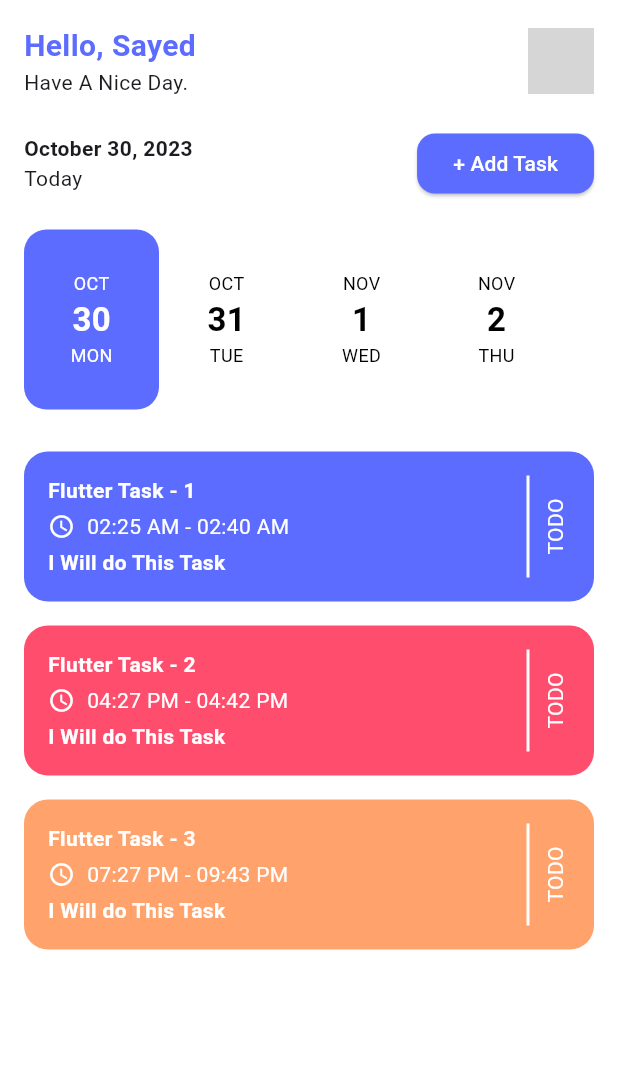
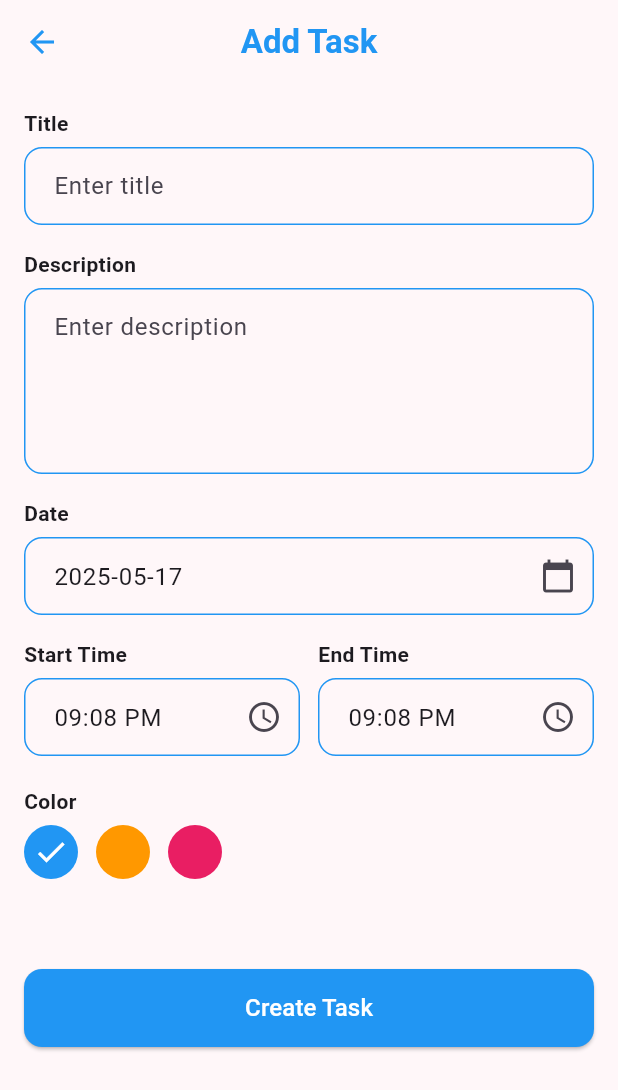
Before and after one commit to ahmedyounis44/Taskati_App, a Flutter app: the HomeScreen screen opened directly, after a tap on "+ Add Task", on a phone screen of 412 x 824 dp. Shown: the top 1090 px of the screen. Run offline on Flutter 3.47's test engine with Material 3 defaults, Android fonts, the phone set to English and light mode, and no system bars; our stand-ins replace image_picker, lottie; network calls fail; grey boxes are pictures that could not be loaded.

Commit message:
add taskscreen

```diff
--- /dev/null
+++ b/lib/Screens/add_task_screen.dart
@@ -0,0 +1,179 @@
+import 'package:flutter/material.dart';
+import 'package:flutter_tasks_app/Services/validator_service.dart';
+import 'package:flutter_tasks_app/Widgets/task_color.dart';
+import 'package:flutter_tasks_app/Widgets/task_lable.dart';
+import 'package:flutter_tasks_app/Widgets/task_textfield.dart';
+
+class AddTaskScreen extends StatefulWidget {
+ const  AddTaskScreen({super.key});
+
+
+
+  @override
+  State<AddTaskScreen> createState() => _AddTaskScreenState();
+}
+
+class _AddTaskScreenState extends State<AddTaskScreen> {
+  final titleCtrl = TextEditingController();
+  final descCtrl = TextEditingController();
+  final dateCtrl = TextEditingController(text: '2025-05-17');
+  final startTimeCtrl = TextEditingController(text: '09:08 PM');
+  final endTimeCtrl = TextEditingController(text: '09:08 PM');
+
+  int selectedColor = 0;
+ final _formKey=GlobalKey<FormState>();
+  @override
+  Widget build(BuildContext context) {
+    return Scaffold(
+      backgroundColor: const Color(0xFFFFF7F9),
+      appBar: AppBar(
+        backgroundColor: Colors.transparent,
+        elevation: 0,
+        leading: const BackButton(color: Colors.blue),
+        title: const Text(
+          'Add Task',
+          style: TextStyle(color: Colors.blue, fontWeight: FontWeight.bold),
+        ),
+        centerTitle: true,
+      ),
+      body: Padding(
+        padding: const EdgeInsets.all(16),
+        child: SingleChildScrollView(
+          child: Form(
+            autovalidateMode:AutovalidateMode.onUserInteraction,
+            key: _formKey,
+            child: Column(
+              crossAxisAlignment: CrossAxisAlignment.start,
+              children: [
+                TaskLable(text: 'Title'),
+                TaskTextfield(
+                  hint: 'Enter title',
+                  controller: titleCtrl,
+                  validate:ValidatorService.validateTitle ,
+
+                ),
+
+                const SizedBox(height: 16),
+                TaskLable(text: 'Description'),
+                TaskTextfield(
+                  hint: 'Enter description',
+                  controller: descCtrl,
+                  maxLines: 4,
+                   validate:ValidatorService.validateDes,
+                ),
+
+                const SizedBox(height: 16),
+                TaskLable(text: 'Date'),
+                TaskTextfield(
+                  hint: '',
+                  controller: dateCtrl,
+                  readOnly: true,
+                  suffixIcon: const Icon(Icons.calendar_today),
+                  onTap: () {
+                    showDatePicker(context: context, firstDate: DateTime.now(),
+                    lastDate: DateTime.now().add(Duration(days: 90)));
+                  },
+                ),
+
+                const SizedBox(height: 16),
+                Row(
+                  children: [
+                    Expanded(
+                      child: Column(
+                        crossAxisAlignment: CrossAxisAlignment.start,
+                        children: [
+                          TaskLable(text: 'Start Time'),
+                          TaskTextfield(
+                            hint: '',
+                            controller: startTimeCtrl,
+                            readOnly: true,
+                            suffixIcon: const Icon(Icons.access_time),
+                            onTap: () {
+                              showTimePicker(context: context, initialTime:TimeOfDay.now());
+                            },
+                          ),
+                        ],
+                      ),
+                    ),
+                    const SizedBox(width: 12),
+                    Expanded(
+                      child: Column(
+                        crossAxisAlignment: CrossAxisAlignment.start,
+                        children: [
+                          TaskLable(text: 'End Time'),
+                          TaskTextfield(
+                            hint: '',
+                            controller: endTimeCtrl,
+                            readOnly: true,
+                            suffixIcon: const Icon(Icons.access_time),
+                            onTap: () {
+                              showTimePicker(context: context, initialTime:TimeOfDay.now());
+                            },
+                          ),
+                        ],
+                      ),
+                    ),
+                  ],
+                ),
+
+                const SizedBox(height: 20),
+                TaskLable(text: 'Color'),
+                Row(
+                  children: List.generate(3, (index) {
+                    final colors = [
+                      Colors.blue,
+                      Colors.orange,
+                      Colors.pink,
+                    ];
+
+                  return  TaskColor(color: colors[index] ,
+                    selectedColor: selectedColor == index,
+                    onTap: () {
+                      setState(() => selectedColor = index);
+                    },);
+
+
+                  }),
+                ),
+                 const SizedBox(height: 60),
+                //const Spacer(),
+                SizedBox(
+                  width: double.infinity,
+                  height: 52,
+                  child: ElevatedButton(
+                    style: ElevatedButton.styleFrom(
+                      backgroundColor: Colors.blue,
+                      shape: RoundedRectangleBorder(
+                        borderRadius: BorderRadius.circular(12),
+                      ),
+                    ),
+                    onPressed: () {
+                      _submitForm();
+                    },
+                    child: const Text(
+                      'Create Task',
+                      style: TextStyle(fontSize: 16, color: Colors.white),
+                    ),
+                  ),
+                ),
+              ],
+            ),
+          ),
+        ),
+      ),
+    );
+  }
+ void _submitForm() {
+    if (_formKey.currentState!.validate()) {
+      ScaffoldMessenger.of(context).showSnackBar(
+        const SnackBar(
+          content: Text('Form is valid'),
+          duration: Duration(seconds: 3),
+        ),
+      );
+
+
+    }
+  }
+
+}
--- a/lib/Screens/home_screen.dart
+++ b/lib/Screens/home_screen.dart
@@ -1,4 +1,5 @@
 import 'package:flutter/material.dart';
+import 'package:flutter_tasks_app/Screens/add_task_screen.dart';
 import 'package:flutter_tasks_app/Widgets/datecard.dart';
 import 'package:flutter_tasks_app/Widgets/taskcard.dart';
 
@@ -63,7 +64,11 @@ class HomeScreen extends StatelessWidget {
                         borderRadius: BorderRadius.circular(12),
                       ),
                     ),
-                    onPressed: () {},
+                    onPressed: () {
+                      Navigator.of(context).push(
+                        MaterialPageRoute(builder: (context) => AddTaskScreen()),
+                      );
+                    },
                     child: Text(
                       '+ Add Task',
                       style: TextStyle(color: Colors.white),
--- a/lib/Services/validator_service.dart
+++ b/lib/Services/validator_service.dart
@@ -46,7 +46,27 @@ class ValidatorService{
   }
 
 
+static String? validateTitle(String? value) {
+    if (value == null || value.trim().isEmpty) {
+      return 'Please enter title';
+    }
+    final nameRegex = RegExp(r"^[a-zA-Z\s]+$");
+    if (!nameRegex.hasMatch(value)) {
+      return 'Title can only contain letters and spaces';
+    }
+    return null;
+  }
 
 
+static String? validateDes(String? value) {
+    if (value == null || value.trim().isEmpty) {
+      return 'Please enter descrption';
+    }
+    final nameRegex = RegExp(r"^[a-zA-Z1-9\s]+$");
+    if (!nameRegex.hasMatch(value)) {
+      return 'Descrption can only contain letters,Numbers and spaces';
+    }
+    return null;
+  }
 
 }
--- /dev/null
+++ b/lib/Widgets/task_color.dart
@@ -0,0 +1,24 @@
+import 'package:flutter/material.dart';
+
+class TaskColor extends StatelessWidget {
+   final Color color;
+   final bool selectedColor;
+   final Function()?onTap;
+  const TaskColor({super.key,required this.color, required this.selectedColor,this.onTap});
+
+  @override
+  Widget build(BuildContext context) {
+    return InkWell(
+      onTap: onTap ,
+      child: Container(
+        margin: const EdgeInsets.only(right: 12),
+        width: 36,
+        height: 36,
+        decoration: BoxDecoration(color: color, shape: BoxShape.circle),
+        child: selectedColor
+            ? const Icon(Icons.check, color: Colors.white)
+            : null,
+      ),
+    );
+  }
+}
--- /dev/null
+++ b/lib/Widgets/task_lable.dart
@@ -0,0 +1,19 @@
+import 'package:flutter/material.dart';
+
+class TaskLable extends StatelessWidget {
+ final String text;
+  const TaskLable({super.key,required this.text});
+
+  @override
+  Widget build(BuildContext context) {
+    return Padding(
+      padding: const EdgeInsets.only(bottom: 6),
+      child: Text(
+        text,
+        style: const TextStyle(
+          fontWeight: FontWeight.w600,
+        ),
+      ),
+    );
+  }
+}
--- /dev/null
+++ b/lib/Widgets/task_textfield.dart
@@ -0,0 +1,60 @@
+
+import 'package:flutter/material.dart';
+
+class TaskTextfield extends StatelessWidget {
+  final String hint;
+  final TextEditingController controller;
+  final int maxLines;
+  final bool readOnly;
+  final Widget? suffixIcon;
+  final Function()? onTap;
+  final FormFieldValidator<String>?validate;
+
+
+  const TaskTextfield({
+    super.key,
+    required this.hint,
+    required this.controller,
+    this.maxLines = 1,
+    this.readOnly = false,
+    this.suffixIcon,
+    this.onTap,
+    this.validate
+
+  });
+
+  @override
+  Widget build(BuildContext context) {
+    return TextFormField(
+      controller: controller,
+      maxLines: maxLines,
+      readOnly: readOnly,
+       validator: validate,
+      onTapOutside: (value) {
+        FocusScope.of(context).unfocus();
+      },
+      onTap: onTap,
+      decoration: InputDecoration(
+        hintText: hint,
+        suffixIcon: suffixIcon,
+        contentPadding: const EdgeInsets.symmetric(
+          horizontal: 16,
+          vertical: 14,
+        ),
+
+        border: OutlineInputBorder(
+          borderRadius: BorderRadius.circular(12),
+          borderSide: const BorderSide(color: Colors.blue),
+        ),
+        enabledBorder: OutlineInputBorder(
+          borderRadius: BorderRadius.circular(12),
+          borderSide: const BorderSide(color: Colors.blue),
+        ),
+        focusedBorder: OutlineInputBorder(
+          borderRadius: BorderRadius.circular(12),
+          borderSide: const BorderSide(color: Colors.blue, width: 1.5),
+        ),
+      ),
+    );
+  }
+}
```
Also changed, not shown: image.png (added), 1 other file.
